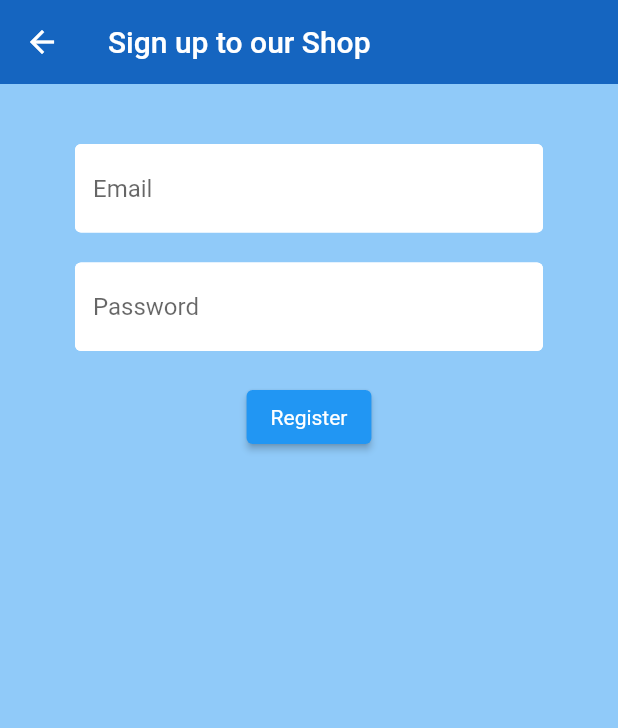
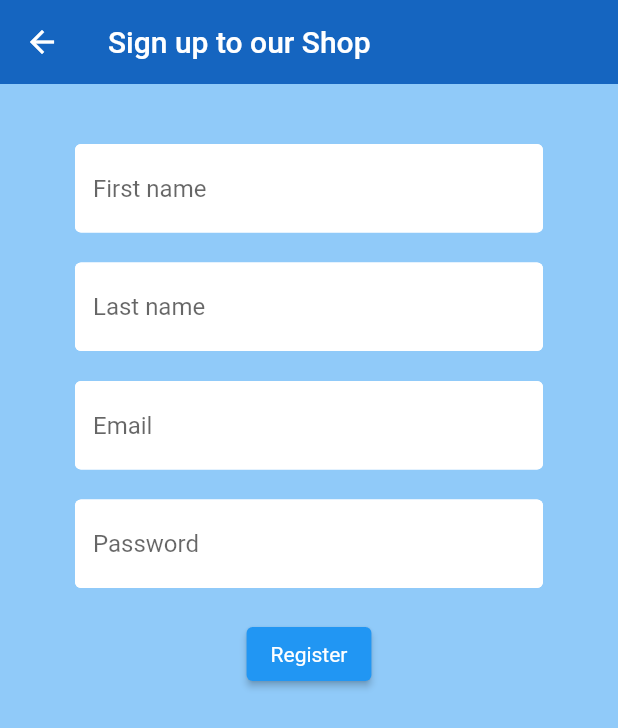
Before and after one commit to AyedSamy/Flutter-ShopApp, a Flutter app: the screen it shows after launch, after a tap on "Register", on a phone screen of 412 x 824 dp. Shown: the top 728 px of the screen. Run offline on Flutter 3.47's test engine with Material 2 defaults, Android fonts, the phone set to English and light mode, and no system bars; our stand-ins replace cloud_firestore, firebase_auth, firebase_core; accounts and stored records are empty.

Commit message:
Cart detail: list the items in the cart (quantity, unit price, subtotal, total price), button to remove the item from cart; store user data (first name, last name, email, in a collection on firebase

```diff
--- a/lib/screens/cart.dart
+++ b/lib/screens/cart.dart
@@ -1,6 +1,7 @@
 import 'package:flutter/material.dart';
 import 'package:flutter_tutorial/models/user-cart.dart';
 import 'package:flutter_tutorial/models/user.dart';
+import 'package:flutter_tutorial/screens/cart-detail.dart';
 import 'package:flutter_tutorial/services/database.dart';
 import 'package:flutter_tutorial/shared/loading.dart';
 import 'package:provider/provider.dart';
@@ -17,8 +18,8 @@ class _CartState extends State<Cart> {
     void _showCartDetailPanel(UserCartData userCartData) {
       showModalBottomSheet(context: context, builder: (context) {
         return Container(
-          padding: EdgeInsets.symmetric(horizontal: 60, vertical: 20),
-          child: Text("${userCartData.totalCartPrice}€"),
+          padding: EdgeInsets.symmetric(vertical: 20),
+          child: CartDetail(userCartData),
         );
       });
     }
--- a/lib/screens/home.dart
+++ b/lib/screens/home.dart
@@ -35,7 +35,7 @@ class _HomeState extends State<Home> {
           backgroundColor: Colors.blue[800],
           elevation: 0.0,
           actions: [
-            TextButton.icon(
+            ElevatedButton.icon(
               onPressed: () async {
                 user == null
                     ? Navigator.pushNamed(context, "/signIn")
@@ -43,14 +43,22 @@ class _HomeState extends State<Home> {
               },
               icon: Icon(Icons.person),
               label: user == null ? Text("Login") : Text("Logout"),
+              style: ButtonStyle(
+                backgroundColor: MaterialStateProperty.all(Colors.blue[800]),
+                elevation: MaterialStateProperty.all(0),
+              ),
             ),
             if (user == null)
-              TextButton.icon(
+              ElevatedButton.icon(
                 onPressed: () async {
                   Navigator.pushNamed(context, "/register");
                 },
-                icon: Icon(Icons.person),
+                icon: Icon(Icons.person_add_alt),
                 label: Text("Register"),
+                style: ButtonStyle(
+                  backgroundColor: MaterialStateProperty.all(Colors.blue[800]),
+                  elevation: MaterialStateProperty.all(0),
+                ),
               ),
           ],
         ),
--- a/lib/screens/register.dart
+++ b/lib/screens/register.dart
@@ -19,6 +19,8 @@ class _RegisterState extends State<Register> {
   bool loading = false;
 
   //text field state
+  String firstname = '';
+  String lastname = '';
   String email = '';
   String password = '';
   String error = '';
@@ -34,11 +36,39 @@ class _RegisterState extends State<Register> {
               backgroundColor: Colors.blue[800],
               elevation: 0.0,
             ),
-            body: Container(
+            body: ListView(
+              children: [
+                Container(
                   child: Form(
                     key: _formKey,
                     child: Column(
                       children: [
+                        SizedBox(
+                          height: 20,
+                        ),
+                        TextFormField(
+                          decoration:
+                              textInputDecoration.copyWith(hintText: 'First name'),
+                          validator: (val) => val.isEmpty ? "Enter your first name" : null,
+                          onChanged: (val) {
+                            setState(() {
+                              firstname = val;
+                            });
+                          },
+                        ),
+                        SizedBox(
+                          height: 20,
+                        ),
+                        TextFormField(
+                          decoration:
+                              textInputDecoration.copyWith(hintText: 'Last name'),
+                          validator: (val) => val.isEmpty ? "Enter your last name" : null,
+                          onChanged: (val) {
+                            setState(() {
+                              lastname = val;
+                            });
+                          },
+                        ),
                         SizedBox(
                           height: 20,
                         ),
@@ -79,7 +109,7 @@ class _RegisterState extends State<Register> {
                                 loading = true;
                               });
                               dynamic result = await _auth
-                              .registerWithEmailAndPassword(email, password);
+                                  .registerWithEmailAndPassword(email, password, firstname, lastname);
                               if (result == null) {
                                 setState(() {
                                   loading = false;
@@ -111,6 +141,8 @@ class _RegisterState extends State<Register> {
                   ),
                   padding: EdgeInsets.symmetric(vertical: 20.0, horizontal: 50.0),
                 ),
+              ]
+            ),
           );
   }
 }
--- a/lib/services/database.dart
+++ b/lib/services/database.dart
@@ -15,6 +15,9 @@ class DatabaseService {
   final CollectionReference userCartCollection =
       FirebaseFirestore.instance.collection("user_cart");
 
+  final CollectionReference usersCollection =
+      FirebaseFirestore.instance.collection("users");
+
   Future updateUserCartData(Map selectedProducts, double totalCartPrice) async {
     return await userCartCollection.doc(uid).set({
       'selected_products': selectedProducts,
@@ -22,6 +25,13 @@ class DatabaseService {
     });
   }
 
+  Future updateUserData(String email, String firstname, String lastname) async {
+    return await usersCollection.doc(uid).set({
+      'email': email,
+      'firstname': firstname,
+      'lastname': lastname,
+    });
+  }
   // Product list from snapshot
 
   List<Product> _productListFromSnapshot(QuerySnapshot snapshot) {
```
Also changed, not shown: lib/screens/cart-detail.dart (added, +66 -0 lines), lib/services/auth.dart (+5 -2 lines). Lines whose indentation alone changed are shown as unchanged.
